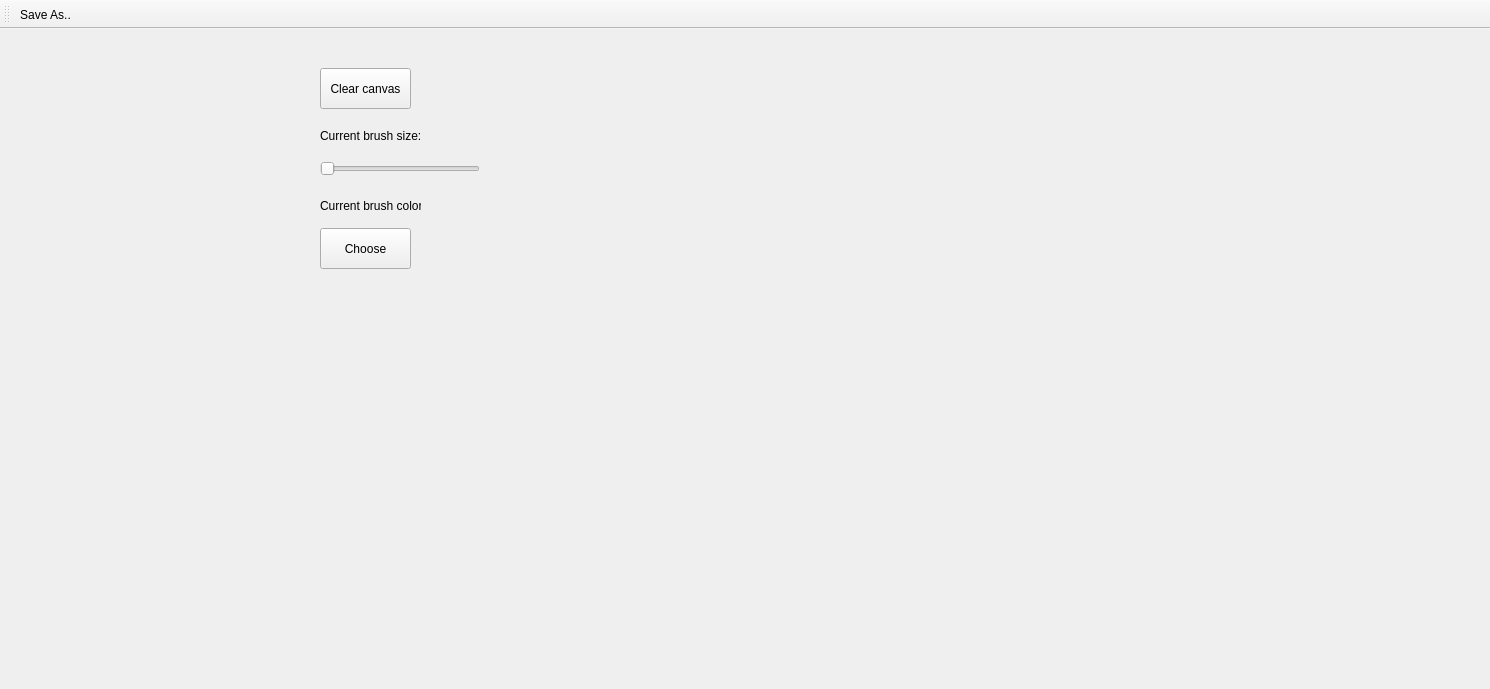
First picture: the form in main.ui, repository alimq/api, before the edit.
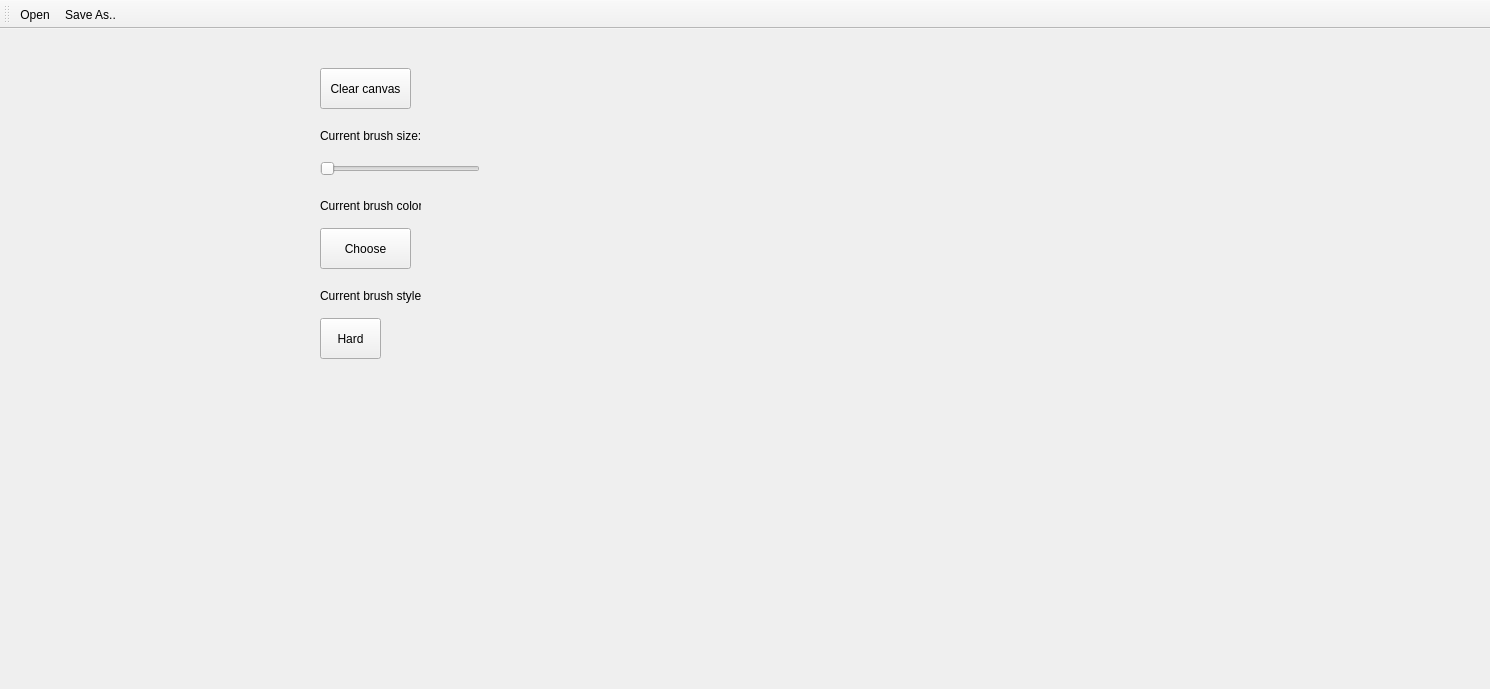
Second picture: the form after the edit. Custom widgets are drawn as their Qt base class.

```diff
--- a/main.ui
+++ b/main.ui
@@ -100,6 +100,32 @@
         <string>Choose</string>
        </property>
       </widget>
+      <widget class="QPushButton" name="brushHardSoft">
+       <property name="geometry">
+        <rect>
+         <x>20</x>
+         <y>280</y>
+         <width>61</width>
+         <height>41</height>
+        </rect>
+       </property>
+       <property name="text">
+        <string>Hard</string>
+       </property>
+      </widget>
+      <widget class="QLabel" name="brushStyleLabel">
+       <property name="geometry">
+        <rect>
+         <x>20</x>
+         <y>250</y>
+         <width>101</width>
+         <height>16</height>
+        </rect>
+       </property>
+       <property name="text">
+        <string>Current brush style:</string>
+       </property>
+      </widget>
      </widget>
     </item>
     <item alignment="Qt::AlignLeft">
@@ -148,6 +174,7 @@
    <attribute name="toolBarBreak">
     <bool>false</bool>
    </attribute>
+   <addaction name="actionOpenFile"/>
    <addaction name="actionSaveAs"/>
   </widget>
   <action name="actionSaveAs">
@@ -158,6 +185,17 @@
     <string>Ctrl+Shift+S</string>
    </property>
   </action>
+  <action name="actionOpenFile">
+   <property name="text">
+    <string>Open</string>
+   </property>
+   <property name="toolTip">
+    <string>Open File</string>
+   </property>
+   <property name="shortcut">
+    <string>Ctrl+O</string>
+   </property>
+  </action>
  </widget>
  <customwidgets>
   <customwidget>
```
